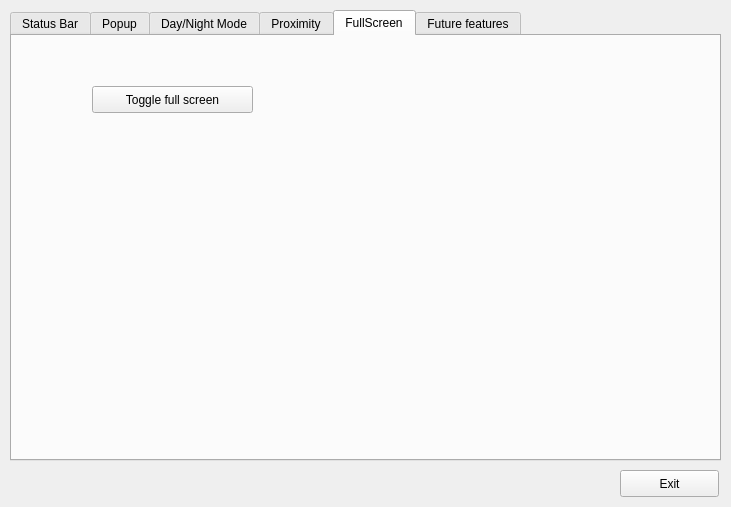
Above: HomeScreenSimulator/resources/mainwindow.ui from leon-anavi/AGL-HomeScreen before the change. Below: the same form after it.
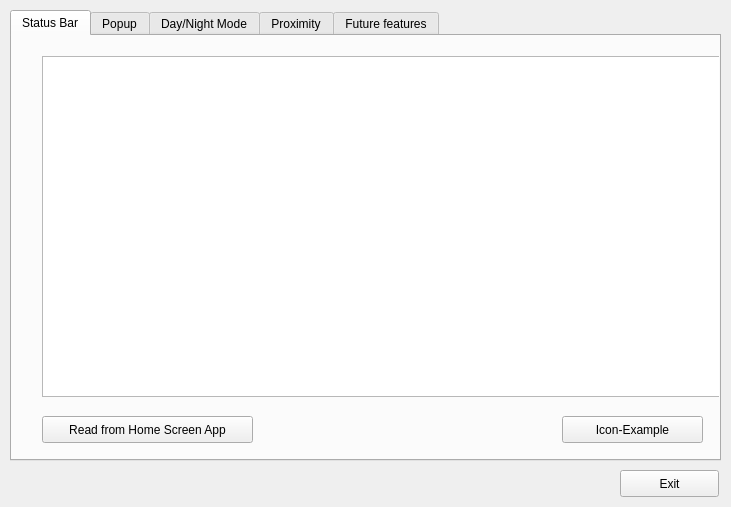
That is the form after the change. The open tabs and pages were chosen to show the change.

What changed in the file:
```diff
--- a/HomeScreenSimulator/resources/mainwindow.ui
+++ b/HomeScreenSimulator/resources/mainwindow.ui
@@ -214,24 +214,6 @@
       </property>
      </widget>
     </widget>
-    <widget class="QWidget" name="tab_FullScreen">
-     <attribute name="title">
-      <string>FullScreen</string>
-     </attribute>
-     <widget class="QPushButton" name="pushButton_ToggleFullScreen">
-      <property name="geometry">
-       <rect>
-        <x>80</x>
-        <y>50</y>
-        <width>161</width>
-        <height>27</height>
-       </rect>
-      </property>
-      <property name="text">
-       <string>Toggle full screen</string>
-      </property>
-     </widget>
-    </widget>
     <widget class="QWidget" name="tab_FutureFeatures">
      <attribute name="title">
       <string>Future features</string>
```
